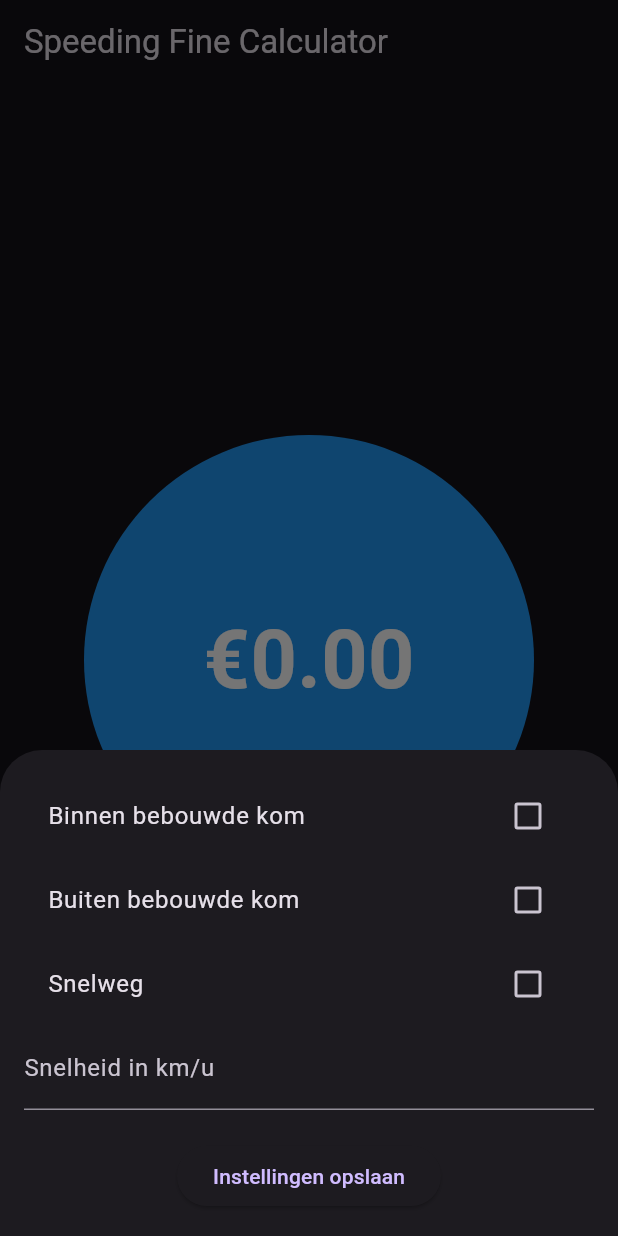
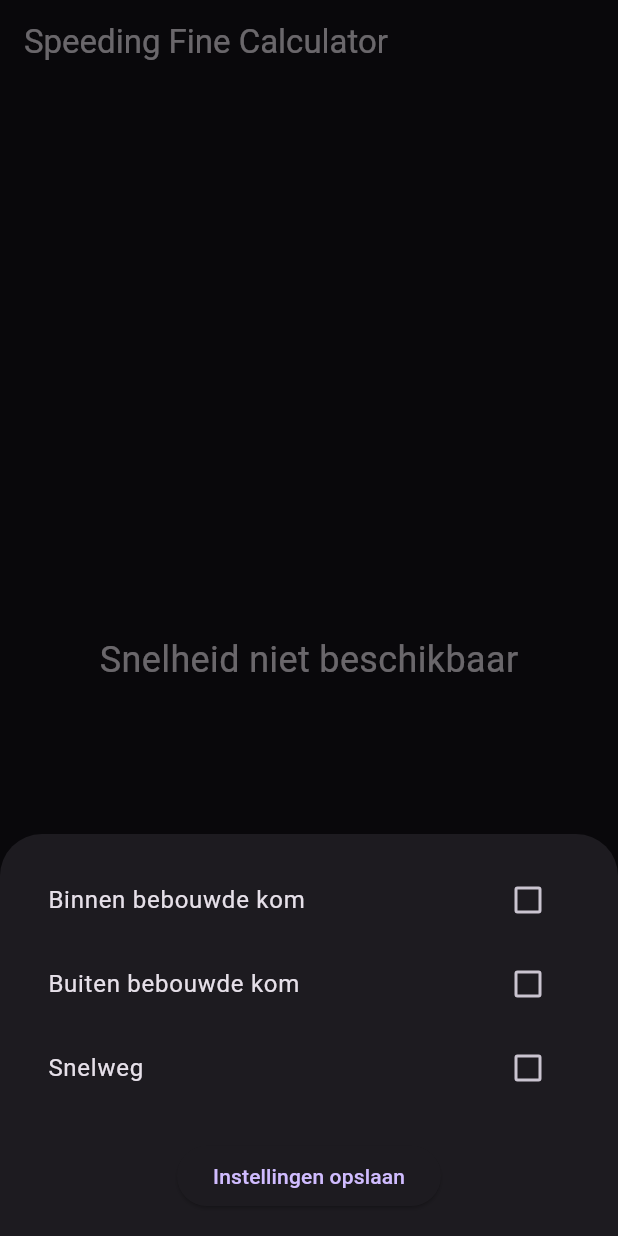
Before and after one commit to Koen1475/boete_app, a Flutter app: the screen it shows after launch, after a tap on the "settings" icon, on a phone screen of 412 x 824 dp. Run offline on Flutter 3.47's test engine with Material 3 defaults, Android fonts, the light colour scheme and no system bars; our stand-ins replace geolocator.

Commit message:
Snelheid meter toegevoegd + boete berekener op basis van snelheid

```diff
--- a/lib/main.dart
+++ b/lib/main.dart
@@ -1,4 +1,5 @@
 import 'package:flutter/material.dart';
+import 'package:geolocator/geolocator.dart';
 
 void main() {
   runApp(MyApp());
@@ -27,6 +28,59 @@ class _MyHomePageState extends State<MyHomePage> {
   bool buitenBebouwdeKom = false;
   bool snelweg = false;
   double snelheid = 0.0;
+  String status = 'Snelheid niet beschikbaar';
+
+  @override
+  void initState() {
+    super.initState();
+    _getCurrentSpeed();
+  }
+
+  Future<void> _getCurrentSpeed() async {
+    bool serviceEnabled;
+    LocationPermission permission;
+
+    // Controleer of locatie services aan staan
+    serviceEnabled = await Geolocator.isLocationServiceEnabled();
+    if (!serviceEnabled) {
+      setState(() {
+        status = 'Locatieservices staan uit';
+      });
+      return;
+    }
+
+    // Controleer permissies
+    permission = await Geolocator.checkPermission();
+    if (permission == LocationPermission.denied) {
+      permission = await Geolocator.requestPermission();
+      if (permission == LocationPermission.denied) {
+        setState(() {
+          status = 'Locatie permissies geweigerd';
+        });
+        return;
+      }
+    }
+
+    if (permission == LocationPermission.deniedForever) {
+      setState(() {
+        status = 'Locatie permissies permanent geweigerd';
+      });
+      return;
+    }
+
+    // Start het ophalen van de snelheid
+    Geolocator.getPositionStream(
+      locationSettings: LocationSettings(
+        accuracy: LocationAccuracy.high,
+        distanceFilter: 10,
+      ),
+    ).listen((Position position) {
+      setState(() {
+        snelheid = position.speed * 3.6; // m/s naar km/h
+        status = 'Snelheid: ${snelheid.toStringAsFixed(2)} km/h';
+      });
+    });
+  }
 
   void _openSettings() {
     showModalBottomSheet(
@@ -76,17 +130,6 @@ class _MyHomePageState extends State<MyHomePage> {
                   });
                 },
               ),
-              TextField(
-                decoration: const InputDecoration(
-                  labelText: "Snelheid in km/u",
-                ),
-                keyboardType: TextInputType.number,
-                onChanged: (String value) {
-                  setState(() {
-                    snelheid = double.tryParse(value) ?? 0.0;
-                  });
-                },
-              ),
               const SizedBox(height: 20),
               ElevatedButton(
                 onPressed: () {
@@ -109,7 +152,12 @@ class _MyHomePageState extends State<MyHomePage> {
         title: const Text('Speeding Fine Calculator'),
       ),
       body: Center(
-        child: FineCircle(fineAmount: _calculateFine()),
+        child: snelheid > 30
+            ? FineCircle(fineAmount: _calculateFine())
+            : Text(
+                status,
+                style: const TextStyle(fontSize: 24),
+              ),
       ),
       floatingActionButton: FloatingActionButton(
         onPressed: _openSettings,
@@ -120,13 +168,14 @@ class _MyHomePageState extends State<MyHomePage> {
   }
 
   double _calculateFine() {
-    // Controleer of de gebruiker binnen bebouwde kom rijdt
+    if (snelheid <= 30) {
+      return 0.0; // Geen boete als de snelheid 30 km/h of minder is
+    }
+
     if (binnenBebouwdeKom) {
       // Bereken de overtreding (snelheid boven de limiet van 30 km/h)
       double overtreding = snelheid - 30;
-      if (overtreding <= 0) {
-        return 0.0; // Geen overtreding
-      } else if (overtreding <= 5) {
+      if (overtreding <= 5) {
         return 43.0;
       } else if (overtreding <= 10) {
         return 90.0;
@@ -144,9 +193,7 @@ class _MyHomePageState extends State<MyHomePage> {
     } else if (buitenBebouwdeKom) {
       // Bereken de overtreding (snelheid boven de limiet van 50 km/h)
       double overtreding = snelheid - 50;
-      if (overtreding <= 0) {
-        return 0.0; // Geen overtreding
-      } else if (overtreding <= 5) {
+      if (overtreding <= 5) {
         return 39.0;
       } else if (overtreding <= 10) {
         return 84.0;
@@ -164,9 +211,7 @@ class _MyHomePageState extends State<MyHomePage> {
     } else if (snelweg) {
       // Bereken de overtreding (snelheid boven de limiet van 100 km/h)
       double overtreding = snelheid - 100;
-      if (overtreding <= 0) {
-        return 0.0; // Geen overtreding
-      } else if (overtreding <= 5) {
+      if (overtreding <= 5) {
         return 32.0;
       } else if (overtreding <= 10) {
         return 79.0;
```
Also changed, not shown: pubspec.yaml (+3 -4 lines), pubspec.lock, 3 other files.
